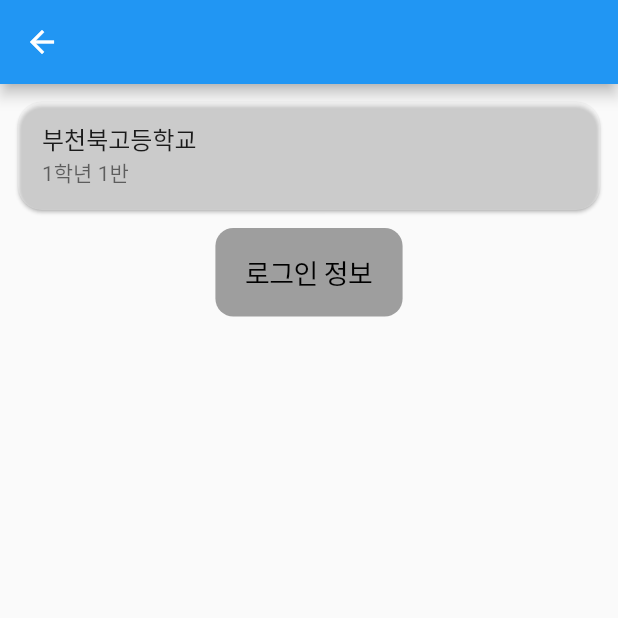
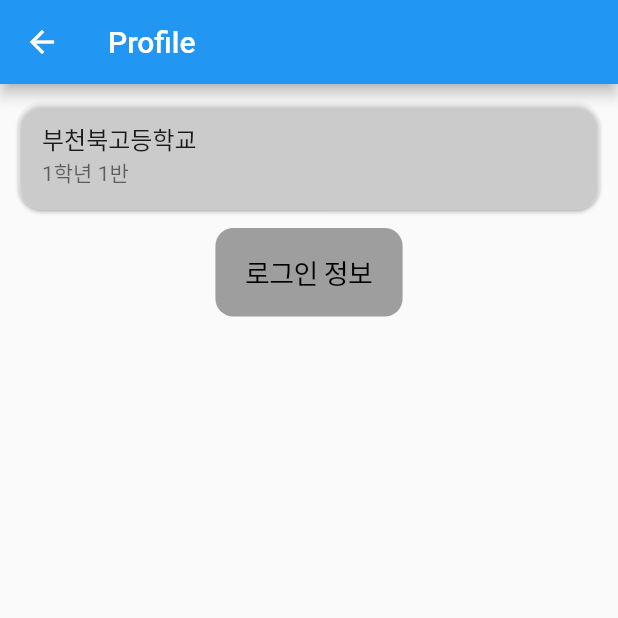
Before and after one commit to oyc0401/pubuk, a Flutter app: the screen it shows after launch, after a tap on the "edit" icon, on a phone screen of 412 x 824 dp, the top half of it. Run offline on Flutter 3.47's test engine with Material 2 defaults, Android fonts, the phone set to English and light mode, and no system bars; our stand-ins replace cloud_firestore, firebase_auth, firebase_core, flutter_native_splash, flutter_signin_button, google_sign_in and 2 more; missing offline and left inert: ntp, select_dialog; accounts and stored records are empty; network calls fail.

Commit message:
UserProfile 자식 클래스 수정

```diff
--- a/lib/page/Home/home.dart
+++ b/lib/page/Home/home.dart
@@ -90,7 +90,7 @@
 
 
   Future<void> checkKey() async {
-    SaveKeyHandler key = await SaveKeyHandler.Instance();
-    key.printAll();
+    UserProfile userProfile=UserProfile.currentUser;
+    print(userProfile);
   }
 }
--- a/lib/page/Profile/profile.dart
+++ b/lib/page/Profile/profile.dart
@@ -20,20 +20,9 @@
   UserProfile userProfile = UserProfile.currentUser;
 
   @override
-  void initState() {
-    // TODO: implement initState
-    super.initState();
-  }
-
-  User? getUser() {
-    User? user = FirebaseAuth.instance.currentUser;
-    return user;
-  }
-
-  @override
   Widget build(BuildContext context) {
     return Scaffold(
-      appBar: AppBar(),
+      appBar: AppBar(title: Text("Profile"),),
       body: Column(
         children: [
           goSetting(),
@@ -64,12 +53,26 @@
     User? user = FirebaseAuth.instance.currentUser;
 
     if (user == null) {
-      return Container();
+      return InkWell(
+        onTap: navigateSignIn,
+        child: Card(
+          margin: EdgeInsets.all(12),
+          shape: RoundedRectangleBorder(
+            borderRadius: BorderRadius.circular(16.0),
+          ),
+          color: Colors.grey,
+          child: Container(
+            height: 50,
+            child: Center(
+              child: Text(
+                '로그인',
+                style: TextStyle(fontSize: 18, color: Colors.black),
+              ),
+            ),
+          ),
+        ),
+      );
     }
-
-    String uid = user.uid;
-
-    print(user.toString());
 
     return Column(
       children: [
--- a/lib/page/SignIn/SignIn.dart
+++ b/lib/page/SignIn/SignIn.dart
@@ -163,6 +163,8 @@
     );
   }
 
+
+
   InkWell appleLoginButton() {
     return InkWell(
       child: Container(
```
Also changed, not shown: lib/DB/userProfile.dart (+52 -39 lines), lib/page/Profile/accountInfo.dart (+14 -2 lines), lib/page/Profile/editProfile.dart (+0 -30 lines), lib/page/SignIn/register.dart (+30 -81 lines).
